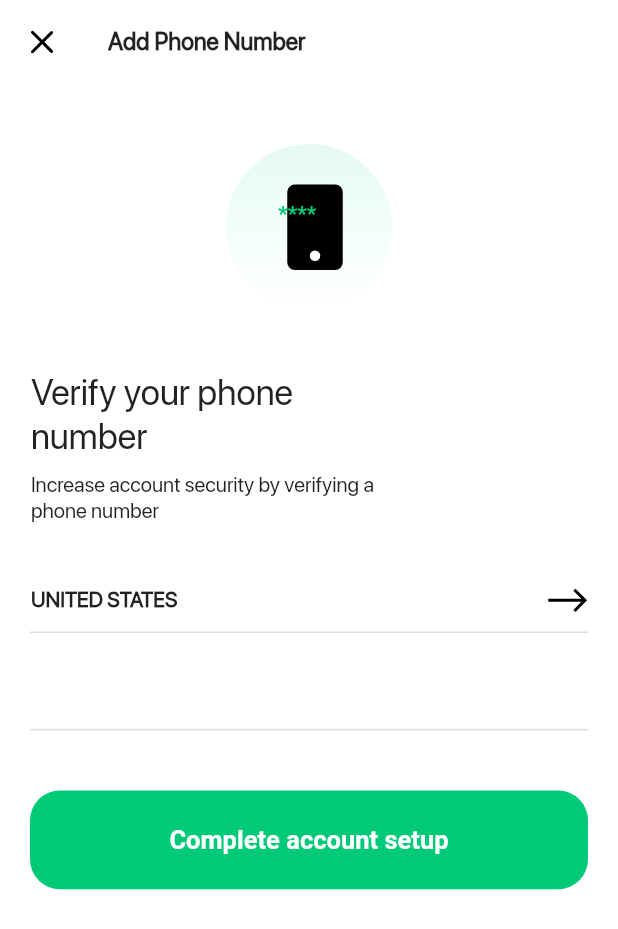
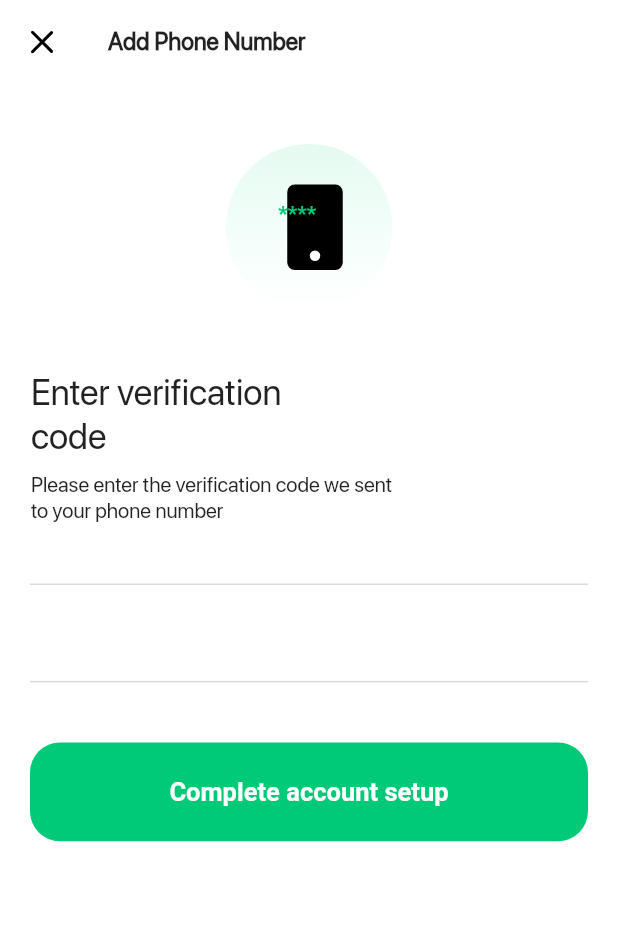
Before and after one commit to CasualEngineerZombie/Coiny-App-Flutter, a Flutter app: the EnterPhoneNumberScreen screen opened directly, on a phone screen of 412 x 824 dp. Shown: the top 929 px of the screen. Run offline on Flutter 3.47's test engine with Material 2 defaults, Android fonts, the phone set to English and light mode, and no system bars; our stand-ins replace flutter_svg; missing offline and left inert: flutter_sparkline.

```diff
--- a/lib/screens/enter_phone_number.dart
+++ b/lib/screens/enter_phone_number.dart
@@ -58,37 +58,19 @@ class _EnterPhoneNumberScreenState extends State<EnterPhoneNumberScreen> {
                     crossAxisAlignment: CrossAxisAlignment.start,
                     children: [
                       Text(
-                        'Verify your phone\nnumber',
+                        'Enter verification\ncode',
                         style: TextStyle(fontSize: 24, fontFamily: 'SF'),
                       ),
                       SizedBox(height: 10),
                       Text(
-                        'Increase account security by verifying a\nphone number',
+                        'Please enter the verification code we sent\nto your phone number',
                         style: TextStyle(fontSize: 14, fontFamily: 'SF'),
                       ),
                     ],
                   ),
                 ),
-                SizedBox(height: 40),
-                Container(
-                  width: _width * 0.9,
-                  child: Row(
-                    mainAxisAlignment: MainAxisAlignment.spaceBetween,
-                    children: [
-                      Text(
-                        'UNITED STATES',
-                        style: TextStyle(
-                          fontSize: 14,
-                          fontFamily: 'SF',
-                          fontWeight: FontWeight.w600,
-                        ),
-                      ),
-                      forwardIcon
-                    ],
-                  ),
-                ),
                 SizedBox(
-                  height: 10,
+                  height: 40,
                 ),
                 Container(
                   height: _height * 0.08,
--- a/pubspec.yaml
+++ b/pubspec.yaml
@@ -30,6 +30,7 @@ dependencies:
   cupertino_icons: ^1.0.2
   flutter_svg: ^0.21.0+1
   flutter_sparkline: ^0.1.0
+  flutter_pin_code_fields: ^1.1.0
 
 
 dev_dependencies:
```
